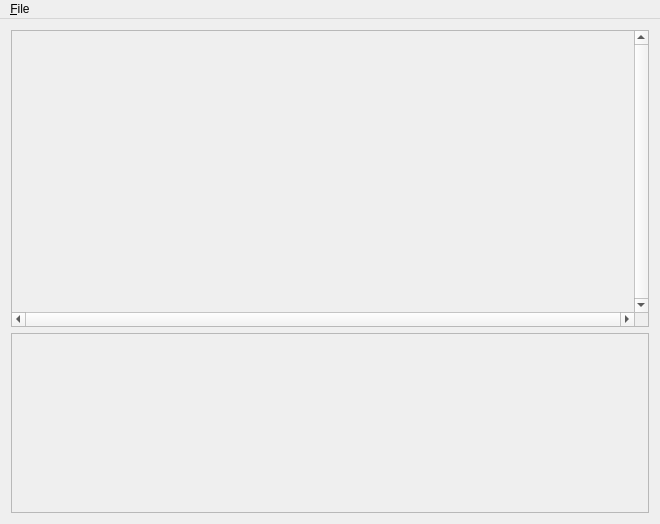
Above: app/SimpleSequenceView/SequenceWindow.ui from haruneko/stand before the change. Below: the same form after it.
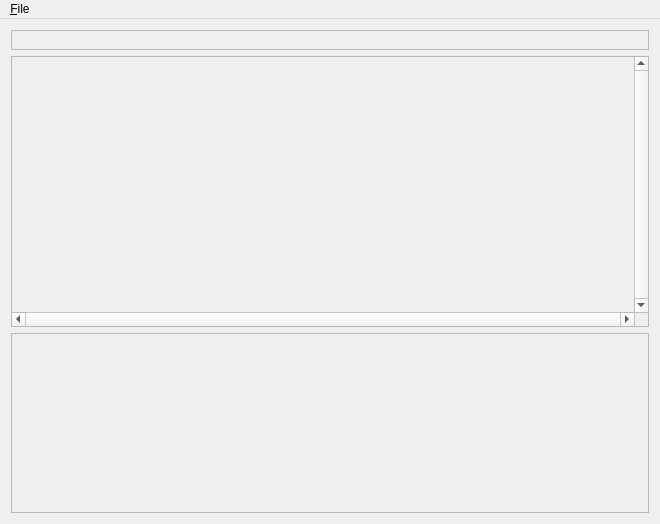
That is the form after the change.

What changed in the file:
```diff
--- a/app/SimpleSequenceView/SequenceWindow.ui
+++ b/app/SimpleSequenceView/SequenceWindow.ui
@@ -15,6 +15,41 @@
   </property>
   <widget class="QWidget" name="centralWidget">
    <layout class="QVBoxLayout" name="verticalLayout">
+    <item>
+     <widget class="QScrollArea" name="Beat">
+      <property name="minimumSize">
+       <size>
+        <width>0</width>
+        <height>20</height>
+       </size>
+      </property>
+      <property name="maximumSize">
+       <size>
+        <width>16777215</width>
+        <height>20</height>
+       </size>
+      </property>
+      <property name="verticalScrollBarPolicy">
+       <enum>Qt::ScrollBarAlwaysOff</enum>
+      </property>
+      <property name="horizontalScrollBarPolicy">
+       <enum>Qt::ScrollBarAlwaysOff</enum>
+      </property>
+      <property name="widgetResizable">
+       <bool>true</bool>
+      </property>
+      <widget class="QWidget" name="scrollAreaWidgetContents_2">
+       <property name="geometry">
+        <rect>
+         <x>0</x>
+         <y>0</y>
+         <width>640</width>
+         <height>18</height>
+        </rect>
+       </property>
+      </widget>
+     </widget>
+    </item>
     <item>
      <widget class="QScrollArea" name="Pianoroll">
       <property name="verticalScrollBarPolicy">
@@ -32,7 +67,7 @@
          <x>0</x>
          <y>0</y>
          <width>623</width>
-         <height>277</height>
+         <height>251</height>
         </rect>
        </property>
       </widget>
```
